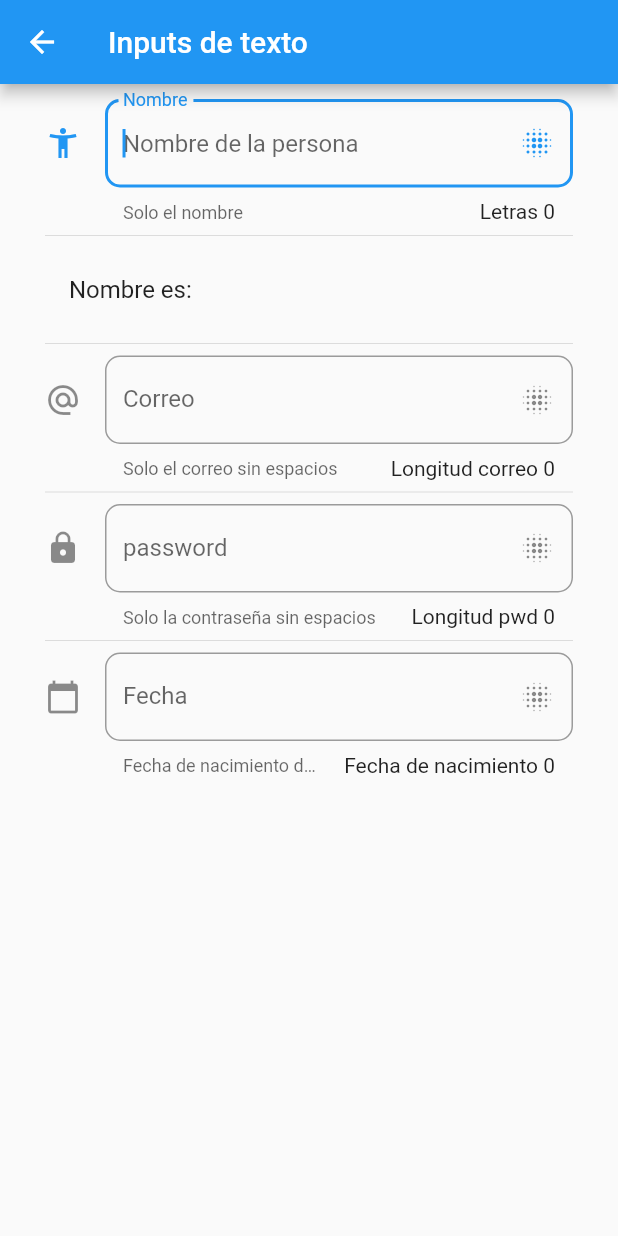
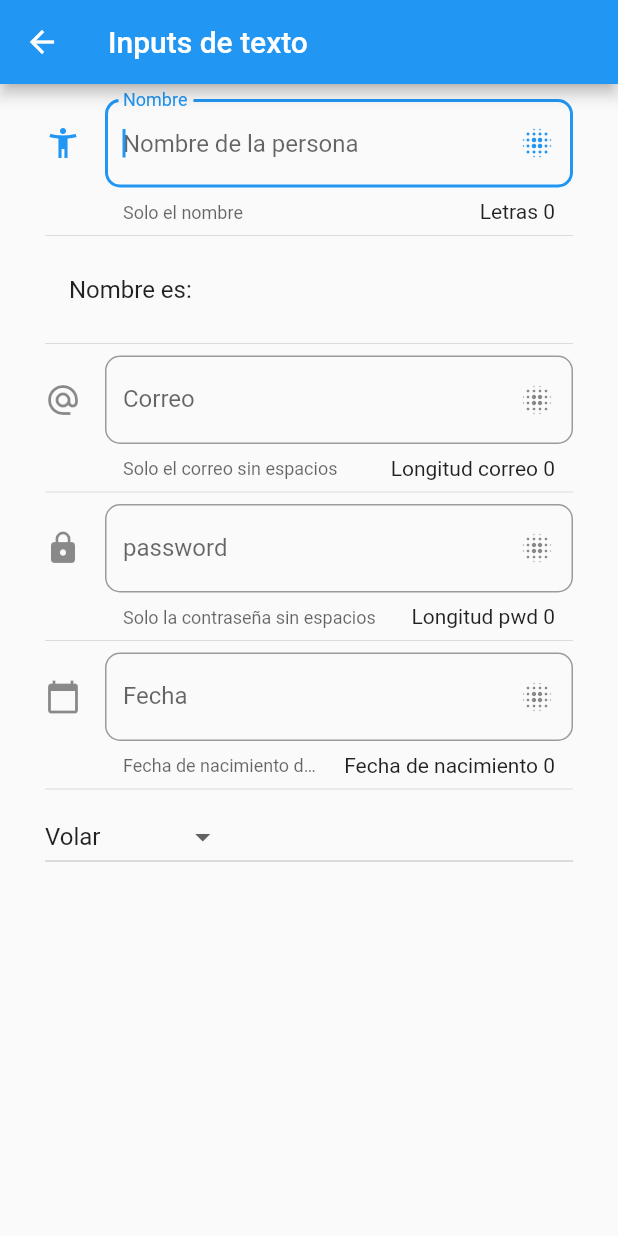
Before and after one commit to pacopro3/componentes, a Flutter app: the screen it shows after launch, after a tap on "Inputs", on a phone screen of 412 x 824 dp. Run offline on Flutter 3.47's test engine with Material 2 defaults, Android fonts, the phone set to English and light mode, and no system bars; network calls fail.

```diff
--- a/lib/src/pages/input_page.dart
+++ b/lib/src/pages/input_page.dart
@@ -10,6 +10,8 @@ class _InputPageState extends State<InputPage> {
   String _email = '';
   String _pwd = '';
   String _fecha = '';
+  String _opcselect = 'Volar';
+  List<String> _poderes = ['Volar', 'Rayos X', 'Aliento', 'Super Fuerza'];
 
   TextEditingController _inputFieldDate = new TextEditingController();
 
@@ -34,6 +36,8 @@ class _InputPageState extends State<InputPage> {
           _crearPwd(),
           Divider(),
           _crearFecha(context),
+          Divider(),
+          _crearDropdown(),
         ],
       ),
     );
@@ -150,4 +154,27 @@ class _InputPageState extends State<InputPage> {
       });
     }
   }
+
+  List<DropdownMenuItem<String>> getOpcionesDropdown() {
+    List<DropdownMenuItem<String>> lista = new List();
+    _poderes.forEach((poder) {
+      lista.add(DropdownMenuItem(
+        child: Text(poder),
+        value: poder,
+      ));
+    });
+    return lista;
+  }
+
+  Widget _crearDropdown() {
+    return DropdownButton(
+      value: _opcselect,
+      items: getOpcionesDropdown(),
+      onChanged: (value) {
+        setState(() {
+          _opcselect = value;
+        });
+      },
+    );
+  }
 }
--- a/lib/src/providers/menu_provider.dart
+++ b/lib/src/providers/menu_provider.dart
@@ -5,7 +5,7 @@ import 'package:flutter/services.dart' show rootBundle;
 class _MenuProvider {
   List<dynamic> opciones = [];
 
-  _MenuProvider() {}
+  _MenuProvider();
 
   Future<List<dynamic>> cargarData() async {
     final value = await rootBundle.loadString('data/menu_opts.json');
--- a/lib/src/routes/routes.dart
+++ b/lib/src/routes/routes.dart
@@ -4,6 +4,7 @@ import 'package:componentes/src/pages/avatar_page.dart';
 import 'package:componentes/src/pages/card_page.dart';
 import 'package:componentes/src/pages/home_page.dart';
 import 'package:componentes/src/pages/input_page.dart';
+import 'package:componentes/src/pages/sliders_page.dart';
 import 'package:flutter/material.dart';
 
 Map<String, WidgetBuilder> getAplicationRoutes() {
@@ -14,5 +15,7 @@ Map<String, WidgetBuilder> getAplicationRoutes() {
     'card': (BuildContext context) => CardPage(),
     'animated': (BuildContext context) => AnimatedContainerPage(),
     'inputs': (BuildContext context) => InputPage(),
+    'list': (BuildContext context) => SliderPage(),
+    'slider': (BuildContext context) => SliderPage(),
   };
 }
--- a/lib/src/utils/icon_string_util.dart
+++ b/lib/src/utils/icon_string_util.dart
@@ -6,6 +6,8 @@ final _icons = <String, IconData>{
   'folder_open': Icons.folder_open,
   'donut_large': Icons.donut_large,
   'input': Icons.input,
+  'list': Icons.list,
+  'tune': Icons.tune,
 };
 
 Icon getIcon(String nombreIcon) {
```
Also changed, not shown: data/menu_opts.json (+10 -0 lines), lib/src/pages/sliders_page.dart (added, +54 -0 lines).
